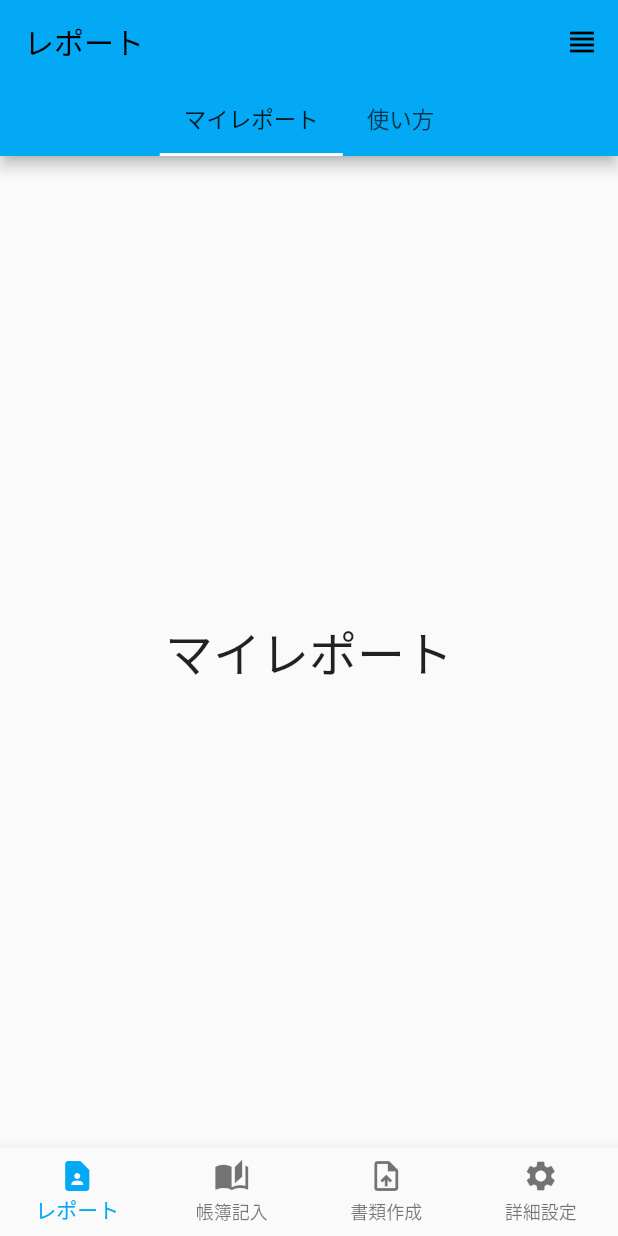
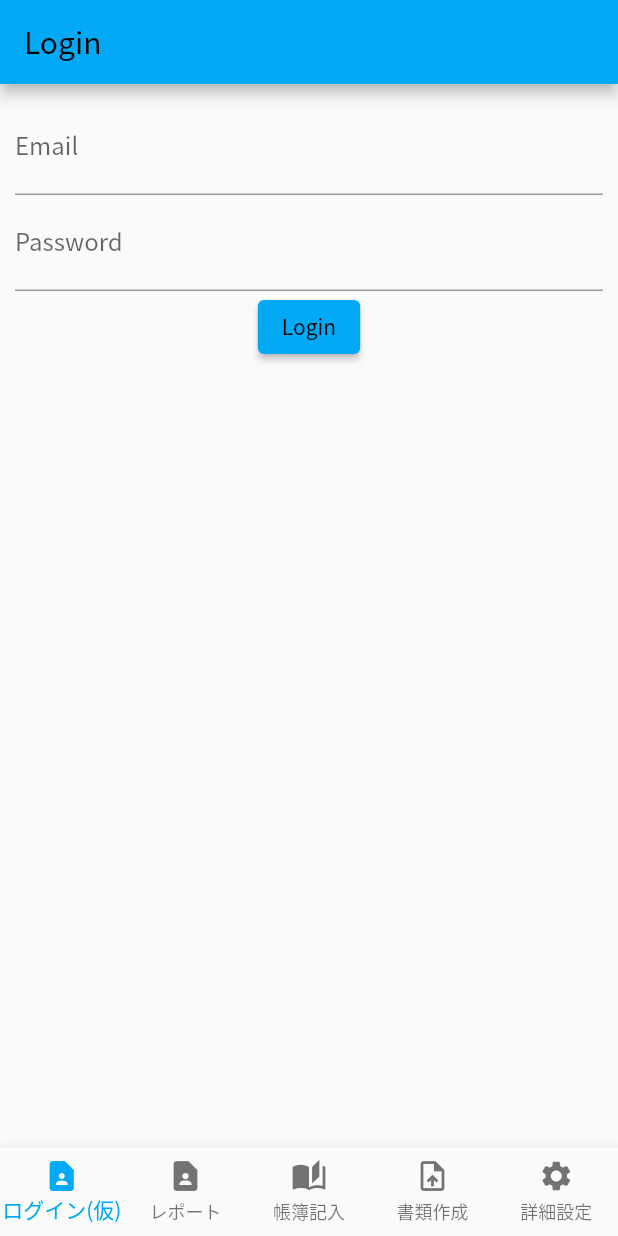
Before and after one commit to U-22-gg/U-22, a Flutter app: the screen it shows after launch, on a phone screen of 412 x 824 dp. Run offline on Flutter 3.47's test engine with Material 2 defaults, Android fonts, the phone set to English and light mode, and no system bars.

Commit message:
login commit

```diff
--- a/lib/src/app.dart
+++ b/lib/src/app.dart
@@ -1,5 +1,6 @@
 import 'package:flutter/material.dart';
 
+import 'screens/login_screen.dart';
 import 'screens/ledger_page.dart';
 import 'screens/report_page.dart';
 import 'screens/make_file.dart';
@@ -28,6 +29,7 @@ class MyStatefulWidget extends StatefulWidget {
 
 class _MyStatefulWidgetState extends State<MyStatefulWidget> {
   static const _screens = [
+    LoginScreen(),
     ReportPageScreen(),
     LedgerPageScreen(),
     MakeFileScreen(),
@@ -51,6 +53,8 @@ class _MyStatefulWidgetState extends State<MyStatefulWidget> {
           onTap: _onItemTapped,
           items: const <BottomNavigationBarItem>[
             BottomNavigationBarItem(
+                icon: Icon(Icons.contact_page), label: 'ログイン(仮)'),
+            BottomNavigationBarItem(
                 icon: Icon(Icons.contact_page), label: 'レポート'),
             BottomNavigationBarItem(
                 icon: Icon(Icons.auto_stories), label: '帳簿記入'),
--- /dev/null
+++ b/lib/src/screens/login_screen.dart
@@ -0,0 +1,34 @@
+import 'package:flutter/material.dart';
+
+class LoginScreen extends StatelessWidget {
+  const LoginScreen({Key? key}) : super(key: key);
+
+  @override
+  Widget build(BuildContext context) {
+    return Scaffold(
+      appBar: AppBar(
+        title: const Text('Login'),
+      ),
+      body: Padding(
+        padding: const EdgeInsets.all(10),
+        child: Column(
+          children: <Widget>[
+            const TextField(
+              decoration: InputDecoration(labelText: 'Email'),
+            ),
+            const TextField(
+              decoration: InputDecoration(labelText: 'Password'),
+              obscureText: true,
+            ),
+            ElevatedButton(
+              child: const Text('Login'),
+              onPressed: () {
+                // Handle login
+              },
+            ),
+          ],
+        ),
+      ),
+    );
+  }
+}
```
